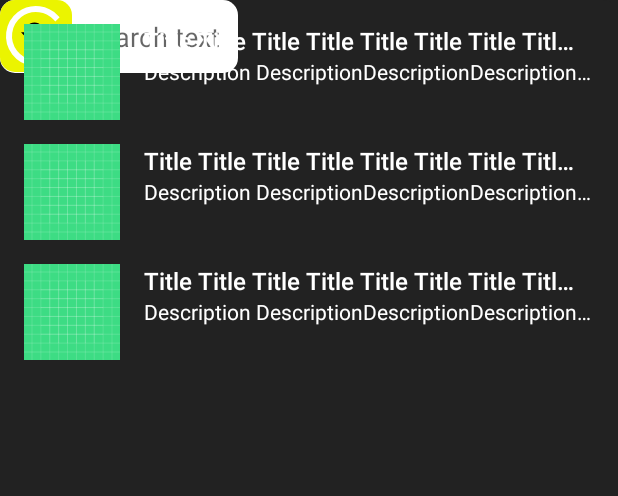
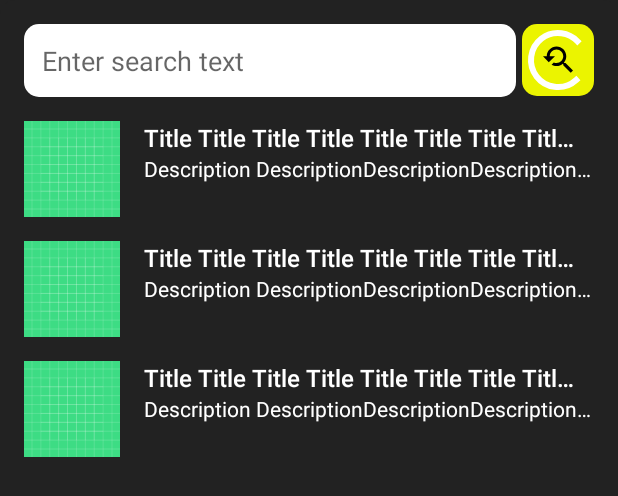
Before and after one commit to MaderaJan/search_lyrics_lecture, an Android app built with Jetpack Compose: the layout bottom_sheet_search.xml on its own in the app's theme, with its tools: preview values and no code run, on a phone screen of 412 x 824 dp. Shown: the top 496 px of the screen. Run offline under Robolectric (Android 15) with nearby library versions, the phone set to English and light mode, and no system bars.

Commit message:
5. Lecture - End

```diff
--- a/app/src/main/res/layout/bottom_sheet_search.xml
+++ b/app/src/main/res/layout/bottom_sheet_search.xml
@@ -8,9 +8,6 @@
     android:minHeight="256dp"
     android:orientation="vertical"
     android:paddingBottom="16dp">
-
-    <!--  // TODO 3.3 (S) Fix layout dle prezentace -->
-    <!--  // TODO 3.4 (S) Stačí pouze správně použít Constraints -->
 
     <EditText
         android:id="@+id/search_query_edit_text"
@@ -25,6 +22,9 @@
         android:imeOptions="actionDone"
         android:inputType="text"
         android:padding="12dp"
+        app:layout_constraintEnd_toStartOf="@id/search_button"
+        app:layout_constraintStart_toStartOf="parent"
+        app:layout_constraintTop_toTopOf="parent"
         tools:ignore="Autofill" />
 
     <ImageButton
@@ -39,6 +39,8 @@
         android:foreground="?selectableItemBackground"
         android:src="@drawable/ic_search"
         android:visibility="visible"
+        app:layout_constraintEnd_toEndOf="parent"
+        app:layout_constraintTop_toTopOf="@id/search_query_edit_text"
         app:tint="@color/black_500"
         tools:ignore="ContentDescription" />
 
@@ -49,12 +51,17 @@
         android:layout_gravity="center"
         android:indeterminateTint="@color/white_500"
         android:visibility="gone"
+        app:layout_constraintBottom_toBottomOf="@id/search_button"
+        app:layout_constraintEnd_toEndOf="@id/search_button"
+        app:layout_constraintStart_toStartOf="@id/search_button"
+        app:layout_constraintTop_toTopOf="@id/search_button"
         tools:visibility="visible" />
 
     <androidx.recyclerview.widget.RecyclerView
         android:id="@+id/recycler_view"
         android:layout_width="match_parent"
         android:layout_height="wrap_content"
+        app:layout_constraintTop_toBottomOf="@id/search_query_edit_text"
         tools:listitem="@layout/item_list" />
 
 </androidx.constraintlayout.widget.ConstraintLayout>
```
Also changed, not shown: app/src/main/java/com/maderajan/muni/lyricsseach/ui/search/SearchBottomSheet.kt (+40 -20 lines), app/src/main/java/com/maderajan/muni/lyricsseach/ui/search/SearchResultAdapter.kt (+48 -4 lines), app/src/main/java/com/maderajan/muni/lyricsseach/ui/searchlyrics/SearchLyricsFragment.kt (+6 -2 lines), app/src/main/res/navigation/nav_graph.xml (+17 -3 lines).
